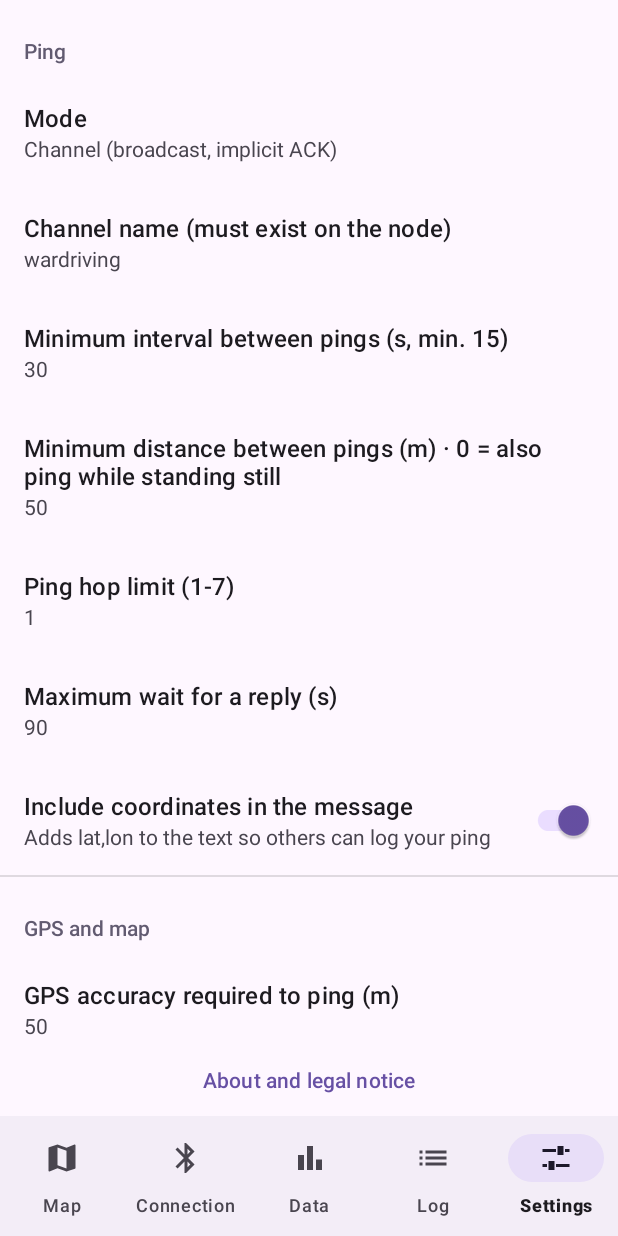
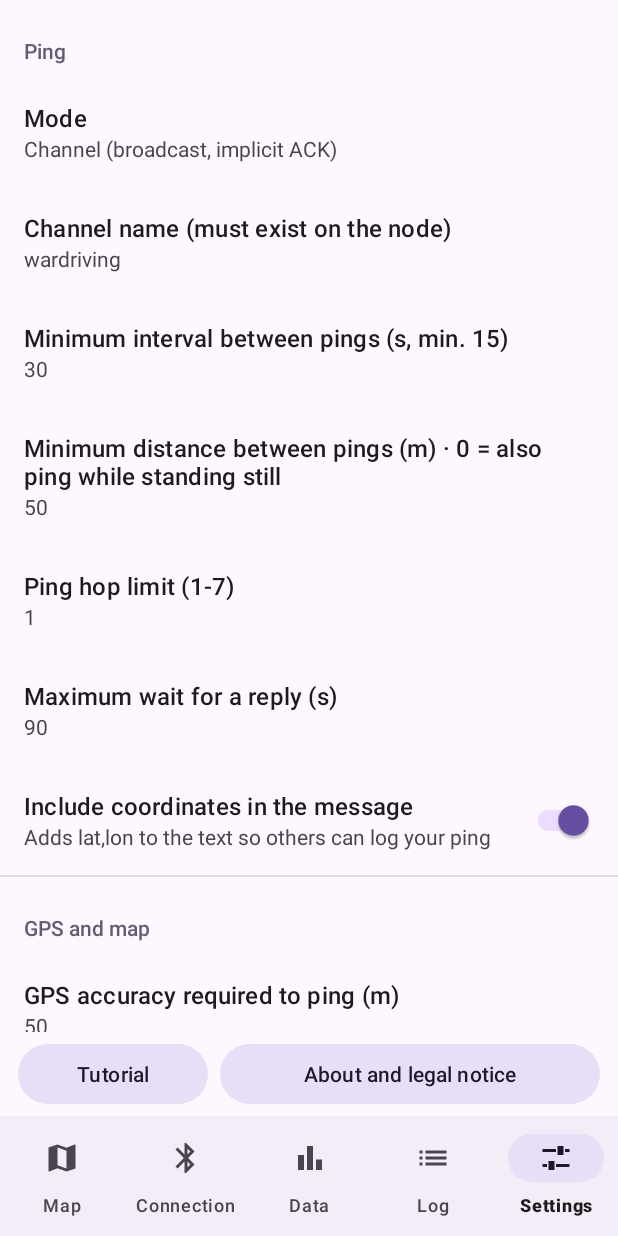
Before and after one commit to eb7bwd/MeshWardrive, an Android app: the screen it shows after launch (MainActivity), item 5 of the bottom bar chosen, on a phone screen of 412 x 824 dp. Run offline under Robolectric (Android 15) with nearby library versions, the phone set to English and light mode, and no system bars; our stand-ins replace androidx.preference; libraries missing offline, so code that uses them is left out: org.osmdroid.config, org.osmdroid.events, org.osmdroid.mapsforge, org.osmdroid.tileprovider, org.osmdroid.util and 1 more; plain views replace MapView; 13 statements that could not run were skipped.

Commit message:
v0.5.2: tutorial y botones desplegables

```diff
--- a/app/build.gradle.kts
+++ b/app/build.gradle.kts
@@ -13,8 +13,8 @@ android {
         applicationId = "com.meshwardrive.app"
         minSdk = 26
         targetSdk = 35
-        versionCode = 8
-        versionName = "0.5.1"
+        versionCode = 9
+        versionName = "0.5.2"
     }
 
     // Firma fija: en GitHub Actions la clave llega por variables de entorno (secretos del repositorio).
--- a/app/src/main/java/com/meshwardrive/app/data/Settings.kt
+++ b/app/src/main/java/com/meshwardrive/app/data/Settings.kt
@@ -39,6 +39,10 @@ class Settings(ctx: Context) {
         get() = p.getBoolean("disclaimer_accepted_v1", false)
         set(v) = p.edit { putBoolean("disclaimer_accepted_v1", v) }
 
+    var tutorialSeen: Boolean
+        get() = p.getBoolean("tutorial_seen_v1", false)
+        set(v) = p.edit { putBoolean("tutorial_seen_v1", v) }
+
     var useOfflineMap: Boolean
         get() = p.getBoolean("use_offline_map", false)
         set(v) = p.edit { putBoolean("use_offline_map", v) }
--- /dev/null
+++ b/app/src/main/res/drawable/ic_dropdown.xml
@@ -0,0 +1,10 @@
+<?xml version="1.0" encoding="utf-8"?>
+<vector xmlns:android="http://schemas.android.com/apk/res/android"
+    android:width="24dp"
+    android:height="24dp"
+    android:viewportWidth="24"
+    android:viewportHeight="24">
+    <path
+        android:fillColor="#FF000000"
+        android:pathData="M7,10l5,5 5,-5z" />
+</vector>
--- a/app/src/main/res/layout/activity_main.xml
+++ b/app/src/main/res/layout/activity_main.xml
@@ -156,9 +156,12 @@
 
                 <Button
                     android:id="@+id/btnTarget"
-                    style="@style/Widget.Material3.Button.TonalButton"
+                    style="@style/Widget.Material3.Button.OutlinedButton"
                     android:layout_width="match_parent"
                     android:layout_height="wrap_content"
+                    android:textAlignment="viewStart"
+                    app:icon="@drawable/ic_dropdown"
+                    app:iconGravity="end"
                     android:layout_marginTop="8dp"
                     android:text="@string/change_mode" />
 
@@ -184,8 +187,12 @@
 
                 <Button
                     android:id="@+id/btnSessions"
+                    style="@style/Widget.Material3.Button.OutlinedButton"
                     android:layout_width="match_parent"
-                    android:layout_height="wrap_content" />
+                    android:layout_height="wrap_content"
+                    android:textAlignment="viewStart"
+                    app:icon="@drawable/ic_dropdown"
+                    app:iconGravity="end" />
 
                 <TextView
                     android:layout_width="match_parent"
@@ -216,9 +223,12 @@
 
                 <Button
                     android:id="@+id/btnSession"
-                    style="@style/Widget.Material3.Button.TextButton"
-                    android:layout_width="wrap_content"
-                    android:layout_height="wrap_content" />
+                    style="@style/Widget.Material3.Button.OutlinedButton"
+                    android:layout_width="match_parent"
+                    android:layout_height="wrap_content"
+                    android:textAlignment="viewStart"
+                    app:icon="@drawable/ic_dropdown"
+                    app:iconGravity="end" />
 
                 <com.meshwardrive.app.ui.SignalChartView
                     android:id="@+id/chart"
@@ -321,9 +331,12 @@
 
                 <Button
                     android:id="@+id/btnOffline"
-                    style="@style/Widget.Material3.Button.TonalButton"
+                    style="@style/Widget.Material3.Button.OutlinedButton"
                     android:layout_width="match_parent"
                     android:layout_height="wrap_content"
+                    android:textAlignment="viewStart"
+                    app:icon="@drawable/ic_dropdown"
+                    app:iconGravity="end"
                     android:layout_marginTop="8dp"
                     android:text="@string/offline_map" />
 
@@ -378,12 +391,31 @@
                 android:layout_height="0dp"
                 android:layout_weight="1" />
 
-            <Button
-                android:id="@+id/btnAbout"
-                style="@style/Widget.Material3.Button.TextButton"
+            <LinearLayout
                 android:layout_width="match_parent"
                 android:layout_height="wrap_content"
-                android:text="@string/about_btn" />
+                android:orientation="horizontal"
+                android:paddingHorizontal="12dp"
+                android:paddingVertical="4dp">
+
+                <Button
+                    android:id="@+id/btnTutorial"
+                    style="@style/Widget.Material3.Button.TonalButton"
+                    android:layout_width="0dp"
+                    android:layout_height="wrap_content"
+                    android:layout_marginEnd="4dp"
+                    android:layout_weight="1"
+                    android:text="@string/tutorial_btn" />
+
+                <Button
+                    android:id="@+id/btnAbout"
+                    style="@style/Widget.Material3.Button.TonalButton"
+                    android:layout_width="0dp"
+                    android:layout_height="wrap_content"
+                    android:layout_marginStart="4dp"
+                    android:layout_weight="2"
+                    android:text="@string/about_btn" />
+            </LinearLayout>
         </LinearLayout>
     </com.meshwardrive.app.ui.PagesViewPager>
 
--- a/app/src/main/res/values/strings.xml
+++ b/app/src/main/res/values/strings.xml
@@ -183,6 +183,15 @@
     <string name="sessions_hint">Applies to the map, the summary, the chart, the repeaters and the exports.</string>
     <string name="relay_direct">Heard directly %1$d times</string>
     <string name="relays_fw_note">Your node’s firmware does not say who relayed your pings. The nodes below are the ones within range (heard directly, or relaying other traffic), so they are the likely repeaters.</string>
+    <string name="next">Next</string>
+    <string name="skip">Skip</string>
+    <string name="tutorial_btn">Tutorial</string>
+    <string name="tut_welcome">Welcome. This quick tour shows the five tabs of the app. You can skip it and open it again from Settings.</string>
+    <string name="tut_conn">Connect to your node here: tap “Scan and connect” and choose it. Close the official Meshtastic app first. You also choose the ping mode: to the channel, or direct to one node.</string>
+    <string name="tut_map">“Start” sends pings automatically while you move; “Ping” sends one right away. Green means someone heard you, red means nobody did. “Layers” chooses what is drawn. The card at the top shows the status and, when a ping is not sent, the reason.</string>
+    <string name="tut_data">Summary, noise chart and the nodes within range. At the top you choose which wardrives are shown. Further down you can export the map and the data, and import an offline map.</string>
+    <string name="tut_log">Everything that happens is written here. If something fails, copy the log to ask for help.</string>
+    <string name="tut_settings">Interval and distance between pings, hop limit, channel name and cell size. Set the minimum distance to 0 to send pings while standing still.</string>
     <string name="disclaimer_title">Important notice</string>
     <string name="disclaimer_text">MeshWardrive is an EXPERIMENTAL app created by EB7BWD and developed almost entirely by artificial intelligence. The code has not been audited and may contain errors.\n\nIt is provided “AS IS”, without warranty of any kind, express or implied, including warranties of operation, data accuracy or fitness for a particular purpose.\n\nBy using it you accept that:\n\n• You use it entirely at your own risk.\n\n• You are responsible for complying with the law in your country: radio spectrum use, duty cycle and power, data protection and traffic rules.\n\n• Every ping uses airtime on a shared network. It is your responsibility to configure it considerately and not flood the mesh.\n\n• You must not handle the phone while driving.\n\n• Coverage maps are indicative only and must not be relied on for emergency or safety communications.\n\nTo the maximum extent permitted by law, the author accepts no liability for any damage, loss, penalty, data loss or misuse arising from this app.\n\nIf you do not agree, do not use it.</string>
     <string name="about_credits">Idea and project: EB7BWD\nCode generated almost entirely with AI (Claude, by Anthropic).\n\nFree software under the GNU GPL v3 (or later), with no warranty.\n\nIndependent project, not affiliated with Meshtastic or MeshMapper. Meshtastic® is a registered trademark of Meshtastic LLC.\n\nMaps © OpenStreetMap contributors. Uses osmdroid, AndroidX, Material Components and kotlinx.coroutines (Apache 2.0) and Mapsforge (LGPL v3).</string>
```
Also changed, not shown: app/src/main/java/com/meshwardrive/app/ui/MainActivity.kt (+41 -1 lines), 9 other files.
